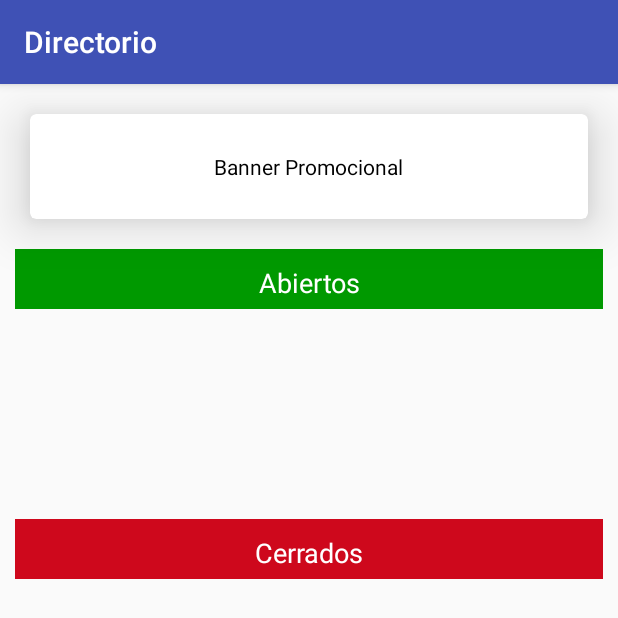
After one commit to cccorona/DirectorioApp, an Android app: the NegocioPorCategoriaActivity screen opened directly, with no data from a screen before it, on a phone screen of 412 x 824 dp. The commit adds this screen. Shown: the top 618 px of the screen. Run offline under Robolectric (Android 15) with nearby library versions, the phone set to English and light mode, and no system bars; our stand-ins replace Firebase (no records; nobody signed in at launch, a user with empty details on screens opened directly); 3 statements that could not run were skipped.

Commit message:
Add negocios per category activity.

```diff
--- a/app/build.gradle
+++ b/app/build.gradle
@@ -24,6 +24,8 @@ dependencies {
     androidTestCompile('com.android.support.test.espresso:espresso-core:2.2.2', {
         exclude group: 'com.android.support', module: 'support-annotations'
     })
+
+
     compile 'com.android.support:appcompat-v7:25.3.1'
     compile 'com.android.support.constraint:constraint-layout:1.0.2'
     compile 'com.android.support:design:25.3.1'
@@ -32,7 +34,7 @@ dependencies {
     compile 'com.squareup.picasso:picasso:2.5.2'
     compile 'com.google.firebase:firebase-database:11.0.4'
     compile 'com.google.firebase:firebase-crash:11.0.4'
-
+    compile 'de.hdodenhof:circleimageview:2.1.0'
 
     testCompile 'junit:junit:4.12'
 }
--- /dev/null
+++ b/app/src/main/java/mx/com/cesarcorona/directorio/activities/NegocioPorCategoriaActivity.java
@@ -0,0 +1,113 @@
+package mx.com.cesarcorona.directorio.activities;
+
+import android.app.ProgressDialog;
+import android.support.v7.app.AppCompatActivity;
+import android.os.Bundle;
+import android.support.v7.widget.LinearLayoutCompat;
+import android.view.ViewGroup;
+import android.widget.GridView;
+import android.widget.LinearLayout;
+
+import com.google.firebase.crash.FirebaseCrash;
+import com.google.firebase.database.DataSnapshot;
+import com.google.firebase.database.DatabaseError;
+import com.google.firebase.database.DatabaseReference;
+import com.google.firebase.database.FirebaseDatabase;
+import com.google.firebase.database.ValueEventListener;
+
+import java.util.LinkedList;
+
+import mx.com.cesarcorona.directorio.R;
+import mx.com.cesarcorona.directorio.adapter.CategoryAdapter;
+import mx.com.cesarcorona.directorio.adapter.NegocioPorCategoriaAdapter;
+import mx.com.cesarcorona.directorio.custom.ExpandableGridView;
+import mx.com.cesarcorona.directorio.pojo.Categoria;
+import mx.com.cesarcorona.directorio.pojo.Negocio;
+
+public class NegocioPorCategoriaActivity extends AppCompatActivity implements NegocioPorCategoriaAdapter.NegocioSelectedListener {
+
+
+    public static String CATEGORY_REFERENCE ="negocios";
+    public static String TAG = NegocioPorCategoriaActivity.class.getSimpleName();
+    public static String ITEM_SELECTED ="categoria";
+    public static int ELEMENT_SIZE = 120;
+
+
+    private DatabaseReference mDatabase;
+    private LinkedList<Negocio> allNegocios;
+    private ExpandableGridView openNegociosGrid,closedNegociosGrid;
+    private NegocioPorCategoriaAdapter negocioPorCategoriaAdapterClosed,negocioPorCategoriaAdapterOpen;
+    private ProgressDialog pDialog;
+    private Categoria categoriaSelected;
+
+    @Override
+    protected void onCreate(Bundle savedInstanceState) {
+        super.onCreate(savedInstanceState);
+        setContentView(R.layout.activity_negocio_por_categoria);
+        initialize();
+        showpDialog();
+        recoveryNegocios();
+
+    }
+
+    private void initialize(){
+        categoriaSelected = (Categoria) getIntent().getExtras().getSerializable(ITEM_SELECTED);
+        mDatabase = FirebaseDatabase.getInstance().getReference(CategoriaActivity.CATEGORY_REFERENCE +"/" +categoriaSelected.getDataBaseReference()+"/"+CATEGORY_REFERENCE);
+        openNegociosGrid = (ExpandableGridView) findViewById(R.id.opened_negocios_grid_view);
+        closedNegociosGrid = (ExpandableGridView) findViewById(R.id.close_negocios_grid_view);
+        allNegocios = new LinkedList<>();
+        pDialog = new ProgressDialog(NegocioPorCategoriaActivity.this);
+        pDialog.setMessage("Por favor espera...");
+        pDialog.setCancelable(false);
+    }
+
+    private void showpDialog() {
+        if (!pDialog.isShowing())
+            pDialog.show();
+    }
+
+    private void hidepDialog() {
+        if (pDialog.isShowing())
+            pDialog.dismiss();
+    }
+
+    private void recoveryNegocios(){
+        ValueEventListener categoryListener = new ValueEventListener() {
+            @Override
+            public void onDataChange(DataSnapshot dataSnapshot) {
+                for (DataSnapshot negocioSnap : dataSnapshot.getChildren()) {
+                    Negocio negocio = negocioSnap.getValue(Negocio.class);
+                    negocio.setNegocioDataBaseReference(negocioSnap.getRef().toString());
+                    allNegocios.add(negocio);
+                }
+
+                negocioPorCategoriaAdapterClosed = new NegocioPorCategoriaAdapter(allNegocios,NegocioPorCategoriaActivity.this);
+                negocioPorCategoriaAdapterOpen = new NegocioPorCategoriaAdapter(allNegocios,NegocioPorCategoriaActivity.this);
+                negocioPorCategoriaAdapterClosed.setNegocioSelectedListener(NegocioPorCategoriaActivity.this);
+                negocioPorCategoriaAdapterOpen.setNegocioSelectedListener(NegocioPorCategoriaActivity.this);
+                openNegociosGrid.setAdapter(negocioPorCategoriaAdapterOpen);
+                openNegociosGrid.setLayoutParams(new LinearLayout.LayoutParams(ViewGroup.LayoutParams.MATCH_PARENT, allNegocios.size() * ELEMENT_SIZE));
+                //openNegociosGrid.setMinimumHeight(allNegocios.size() * ELEMENT_SIZE);
+                closedNegociosGrid.setAdapter(negocioPorCategoriaAdapterClosed);
+               // closedNegociosGrid.setMinimumHeight(allNegocios.size() * ELEMENT_SIZE);
+                closedNegociosGrid.setLayoutParams(new LinearLayout.LayoutParams(ViewGroup.LayoutParams.MATCH_PARENT, allNegocios.size() * ELEMENT_SIZE));
+
+
+
+                hidepDialog();
+            }
+
+            @Override
+            public void onCancelled(DatabaseError databaseError) {
+                FirebaseCrash.log(TAG + "loadPost:onCancelled" + databaseError.toException());
+            }
+        };
+        mDatabase.addListenerForSingleValueEvent(categoryListener);
+    }
+
+
+    @Override
+    public void OnNegocioClicked(Negocio negocio) {
+
+    }
+}
--- /dev/null
+++ b/app/src/main/java/mx/com/cesarcorona/directorio/custom/ExpandableGridView.java
@@ -0,0 +1,63 @@
+package mx.com.cesarcorona.directorio.custom;
+
+import android.content.Context;
+import android.util.AttributeSet;
+import android.view.ViewGroup;
+import android.widget.GridView;
+
+/**
+ * Created by ccabrera on 07/08/17.
+ */
+
+public class ExpandableGridView extends GridView {
+
+    boolean expanded = false;
+    public boolean isExpanded()
+    {
+        return expanded;
+    }
+
+    public ExpandableGridView(Context context)
+    {
+        super(context);
+    }
+
+    public ExpandableGridView(Context context, AttributeSet attrs)
+    {
+        super(context, attrs);
+    }
+
+    public ExpandableGridView(Context context, AttributeSet attrs,
+                              int defStyle)
+    {
+        super(context, attrs, defStyle);
+    }
+
+    @Override
+    public void onMeasure(int widthMeasureSpec, int heightMeasureSpec)
+    {
+
+        if (isExpanded())
+        {
+            // Calculate entire height by providing a very large height hint.
+            // But do not use the highest 2 bits of this integer; those are
+            // reserved for the MeasureSpec mode.
+            int expandSpec = MeasureSpec.makeMeasureSpec(
+                    Integer.MAX_VALUE >> 2, MeasureSpec.AT_MOST);
+            super.onMeasure(widthMeasureSpec, expandSpec);
+
+            ViewGroup.LayoutParams params = getLayoutParams();
+            params.height = getMeasuredHeight();
+        }
+        else
+        {
+            super.onMeasure(widthMeasureSpec, heightMeasureSpec);
+        }
+    }
+
+    public void setExpanded(boolean expanded)
+    {
+        this.expanded = expanded;
+    }
+
+}
--- /dev/null
+++ b/app/src/main/res/layout/activity_negocio_por_categoria.xml
@@ -0,0 +1,111 @@
+<?xml version="1.0" encoding="utf-8"?>
+<android.support.v4.widget.NestedScrollView
+    xmlns:android="http://schemas.android.com/apk/res/android"
+    xmlns:app="http://schemas.android.com/apk/res-auto"
+    xmlns:tools="http://schemas.android.com/tools"
+    android:layout_width="match_parent"
+    android:layout_height="wrap_content"
+    xmlns:card_view="http://schemas.android.com/apk/res-auto"
+
+    tools:context="mx.com.cesarcorona.directorio.activities.CategoriaActivity">
+
+
+    <LinearLayout
+        android:layout_width="match_parent"
+        android:layout_height="wrap_content"
+        android:orientation="vertical">
+
+
+            <android.support.v7.widget.CardView
+                android:id="@+id/categoria_card_view"
+                android:layout_width="match_parent"
+                android:layout_height="70dp"
+                android:layout_gravity="center"
+                android:layout_margin="20dp"
+                android:padding="0dp"
+                app:cardElevation="20dp"
+                card_view:cardCornerRadius="4dp">
+
+                <LinearLayout
+                    android:layout_width="wrap_content"
+                    android:layout_height="wrap_content"
+                    android:layout_gravity="center"
+                    android:orientation="vertical">
+
+                    <TextView
+                        style="@style/MainTextStyleOption"
+                        android:layout_width="wrap_content"
+                        android:layout_height="wrap_content"
+                        android:text="Banner Promocional" />
+
+                </LinearLayout>
+
+
+            </android.support.v7.widget.CardView>
+
+            <TextView
+                android:layout_width="match_parent"
+                android:layout_height="40dp"
+                android:layout_marginLeft="10dp"
+                android:layout_marginRight="10dp"
+                android:background="#009900"
+                android:gravity="center"
+                android:padding="10dp"
+                android:text="Abiertos"
+                android:textColor="#FFF"
+                android:textSize="18dp" />
+
+
+            <mx.com.cesarcorona.directorio.custom.ExpandableGridView
+                android:visibility="visible"
+                android:id="@+id/opened_negocios_grid_view"
+                android:layout_width="match_parent"
+                android:layout_height="100dp"
+                android:layout_marginBottom="20dp"
+                android:layout_marginTop="20dp"
+                android:gravity="center"
+                android:horizontalSpacing="10dp"
+                android:isScrollContainer="false"
+                android:numColumns="3"
+                android:padding="10dp"
+                android:scrollbars="none"
+                android:stretchMode="columnWidth"
+                android:verticalSpacing="10dp">
+
+            </mx.com.cesarcorona.directorio.custom.ExpandableGridView>
+
+
+            <TextView
+                android:layout_width="match_parent"
+                android:layout_height="40dp"
+                android:layout_marginLeft="10dp"
+                android:layout_marginRight="10dp"
+                android:background="#CE081C"
+                android:gravity="center"
+                android:padding="10dp"
+                android:text="Cerrados"
+                android:textColor="#FFF"
+                android:textSize="18dp" />
+
+
+            <mx.com.cesarcorona.directorio.custom.ExpandableGridView
+                android:id="@+id/close_negocios_grid_view"
+                android:layout_width="match_parent"
+                android:layout_height="100dp"
+                android:layout_marginBottom="20dp"
+                android:layout_marginTop="20dp"
+                android:gravity="center"
+                android:isScrollContainer="false"
+                android:horizontalSpacing="10dp"
+                android:numColumns="3"
+                android:padding="10dp"
+                android:scrollbars="none"
+                android:stretchMode="columnWidth"
+                android:verticalSpacing="10dp"></mx.com.cesarcorona.directorio.custom.ExpandableGridView>
+
+
+
+    </LinearLayout>
+
+
+</android.support.v4.widget.NestedScrollView>
--- a/app/src/main/res/layout/splash_activity_layout.xml
+++ b/app/src/main/res/layout/splash_activity_layout.xml
@@ -4,6 +4,7 @@
     xmlns:android="http://schemas.android.com/apk/res/android"
     android:layout_width="match_parent"
     android:layout_height="match_parent"
+    android:background="#FFF"
     tools:context=".activities.SplashActivity">
 
 
@@ -13,7 +14,7 @@
         android:scaleType="fitCenter"
         android:layout_centerInParent="true"
         android:layout_alignParentTop="true"
-        android:layout_width="200dp"
+        android:layout_width="match_parent"
         android:layout_height="match_parent" />
 
 
```
Also changed, not shown: app/src/main/AndroidManifest.xml (+7 -3 lines), app/src/main/java/mx/com/cesarcorona/directorio/activities/CategoriaActivity.java (+15 -1 lines), app/src/main/java/mx/com/cesarcorona/directorio/adapter/CategoryAdapter.java (+21 -2 lines), app/src/main/java/mx/com/cesarcorona/directorio/adapter/NegocioPorCategoriaAdapter.java (added, +71 -0 lines), app/src/main/java/mx/com/cesarcorona/directorio/pojo/Categoria.java (+13 -0 lines), app/src/main/java/mx/com/cesarcorona/directorio/pojo/Negocio.java (added, +176 -0 lines), app/src/main/res/layout/negocio_item_layout.xml (added, +50 -0 lines).
